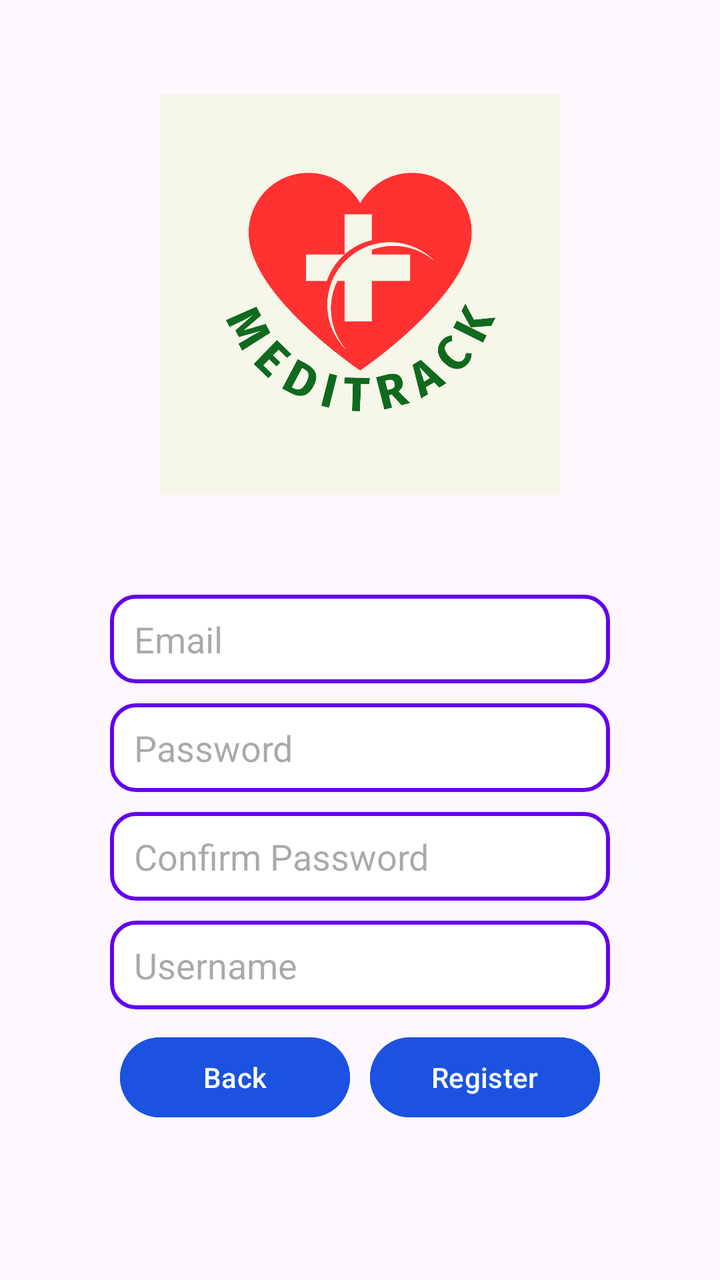
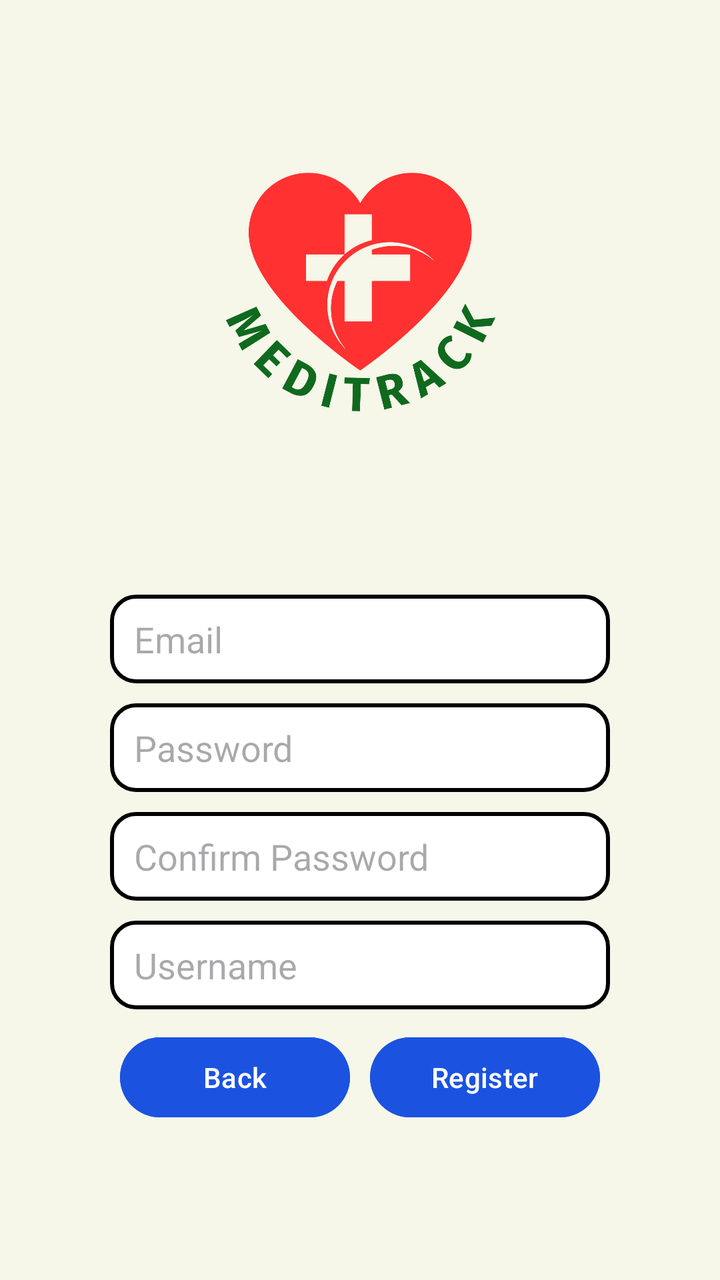

Screens rendered from an Android XML layout before and after an edit, with the pre-edit source and the edit as a unified diff.
<!-- AndroidManifest.xml: application theme Theme.MediTrack -->
<!-- res/layout/activity_register.xml -->
<?xml version="1.0" encoding="utf-8"?>
<LinearLayout xmlns:android="http://schemas.android.com/apk/res/android"
    android:id="@+id/main"
    android:layout_width="match_parent"
    android:layout_height="match_parent"
    android:orientation="vertical"
    android:gravity="center">

    
    <ImageView
        android:layout_width="200dp"
        android:layout_height="200dp"
        android:src="@drawable/meditracklogo"
        android:layout_marginBottom="50dp"/>

    <LinearLayout
        android:layout_width="300dp"
        android:layout_height="wrap_content"
        android:orientation="vertical"
        android:layout_marginBottom="30dp">

        
        <EditText
            android:layout_width="250dp"
            android:layout_height="wrap_content"
            android:id="@+id/newEmail"
            android:inputType="textEmailAddress"
            android:hint="Email"
            android:layout_marginBottom="10dp"
            android:layout_gravity="center"
            android:background="@drawable/edittext_bg"/>

        
        <EditText
            android:layout_width="250dp"
            android:layout_height="wrap_content"
            android:id="@+id/newPass"
            android:inputType="textPassword"
            android:hint="Password"
            android:layout_marginBottom="10dp"
            android:layout_gravity="center"
            android:background="@drawable/edittext_bg"/>

        
        <EditText
            android:layout_width="250dp"
            android:layout_height="wrap_content"
            android:id="@+id/checkNewPass"
            android:inputType="textPassword"
            android:hint="Confirm Password"
            android:layout_marginBottom="10dp"
            android:layout_gravity="center"
            android:background="@drawable/edittext_bg"/>

        
        <EditText
            android:layout_width="250dp"
            android:layout_height="wrap_content"
            android:id="@+id/username"
            android:inputType="text"
            android:hint="Username"
            android:layout_marginBottom="10dp"
            android:layout_gravity="center"
            android:background="@drawable/edittext_bg"/>

        <LinearLayout
            android:layout_width="match_parent"
            android:layout_height="wrap_content"
            android:orientation="horizontal"
            android:gravity="center">

            
            <Button
                android:layout_width="115dp"
                android:layout_height="wrap_content"
                android:id="@+id/loginReturnBtn"
                android:text="Back"
                android:layout_marginRight="5dp"
                android:backgroundTint="@color/blue"
                android:tag="appTheme"/>

            
            <Button
                android:layout_width="115dp"
                android:layout_height="wrap_content"
                android:id="@+id/registerBtn"
                android:text="Register"
                android:layout_marginLeft="5dp"
                android:backgroundTint="@color/blue"
                android:tag="appTheme"/>

        </LinearLayout>

    </LinearLayout>

</LinearLayout>
<!-- resources referenced by this layout -->
<resources>
  <color name="blue">#1B53E0</color>
  <!-- drawable edittext_bg (drawable) -->
  <?xml version="1.0" encoding="utf-8"?>
  <shape xmlns:android="http://schemas.android.com/apk/res/android">
  
      <solid android:color="#FFFFFF"/>
  
      <stroke
          android:width="2dp"
          android:color="#6200EE"/>
  
      <corners android:radius="12dp"/>
  
      <padding
          android:left="12dp"
          android:right="12dp"
          android:top="10dp"
          android:bottom="10dp"/>
  
  </shape>
  <!-- drawable meditracklogo: png bitmap (drawable, 123612 bytes) -->
  <style name="Theme.MediTrack" parent="Base.Theme.MediTrack" />
  <style name="Base.Theme.MediTrack" parent="Theme.Material3.DayNight.NoActionBar">
          
          
      </style>
</resources>

<!-- the commit's change to res/layout/activity_register.xml (unified diff, before → after) -->
@@ -4,7 +4,8 @@
     android:layout_width="match_parent"
     android:layout_height="match_parent"
     android:orientation="vertical"
-    android:gravity="center">
+    android:gravity="center"
+    android:background="#F6F6E9">
 
     
     <ImageView
<!-- resource entries referenced after the edit -->
@@ -9,7 +9,7 @@
   
       <stroke
           android:width="2dp"
-          android:color="#6200EE"/>
+          android:color="@color/black"/>
   
       <corners android:radius="12dp"/>
   
@@ -22,6 +22,7 @@
   </shape>
   <!-- drawable meditracklogo: png bitmap (drawable, 123612 bytes) -->
   <style name="Theme.MediTrack" parent="Base.Theme.MediTrack" />
+  <color name="black">#000000</color>
   <style name="Base.Theme.MediTrack" parent="Theme.Material3.DayNight.NoActionBar">
           
           
